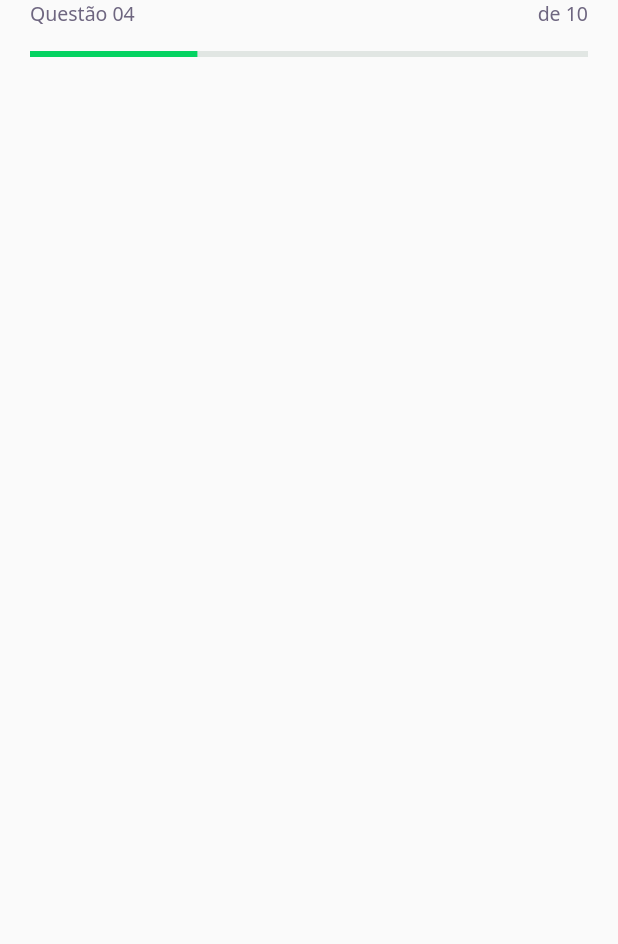
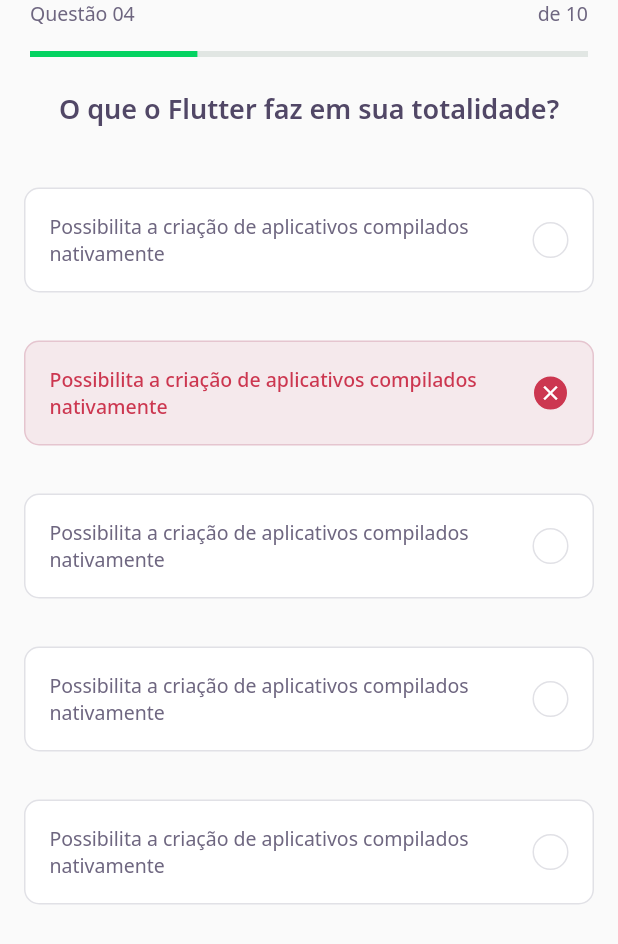
Before and after one commit to j-rdel/nlw05-devquiz, a Flutter app: the screen it shows after launch, on a phone screen of 412 x 824 dp. Shown: the top 944 px of the screen. Run offline on Flutter 3.47's test engine with Material 2 defaults, Android fonts, the phone set to English and light mode, and no system bars; our stand-ins replace google_fonts.

Commit message:
Criando widget quiz e answer

```diff
--- a/lib/chalange/challange_page.dart
+++ b/lib/chalange/challange_page.dart
@@ -1,4 +1,5 @@
 import 'package:DevQuiz/chalange/widgets/question_indicator/question_indicator_widget.dart';
+import 'package:DevQuiz/chalange/widgets/quiz/quis_widget.dart';
 import 'package:flutter/material.dart';
 
 class ChallangePage extends StatefulWidget {
@@ -12,9 +13,9 @@
   @override
   Widget build(BuildContext context) {
     return Scaffold(
-      appBar: PreferredSize(
-          preferredSize: Size.fromHeight(60),
-          child: SafeArea(child: QuestionIndicatorWidget())),
-    );
+        appBar: PreferredSize(
+            preferredSize: Size.fromHeight(60),
+            child: SafeArea(child: QuestionIndicatorWidget())),
+        body: QuizWidget(title: "O que o Flutter faz em sua totalidade?"));
   }
 }
--- /dev/null
+++ b/lib/chalange/widgets/answer/answer_widget.dart
@@ -0,0 +1,67 @@
+import 'package:DevQuiz/core/app_colors.dart';
+import 'package:DevQuiz/core/app_text_styles.dart';
+import 'package:flutter/material.dart';
+
+class AnswerWidget extends StatelessWidget {
+  final String title;
+  final bool isRight;
+  final bool isSelected;
+  const AnswerWidget(
+      {Key? key,
+      required this.title,
+      this.isRight = false,
+      this.isSelected = false})
+      : super(key: key);
+
+  Color get _selectedColorRight =>
+      isRight ? AppColors.darkGreen : AppColors.darkRed;
+  Color get _selectedBorderRight =>
+      isRight ? AppColors.lightGreen : AppColors.lightRed;
+  Color get _selectedColorCardRight =>
+      isRight ? AppColors.lightGreen : AppColors.lightRed;
+  Color get _selectedBorderCardRight =>
+      isRight ? AppColors.green : AppColors.red;
+  TextStyle get _selectedTextStyleRight =>
+      isRight ? AppTextStyles.bodyDarkGreen : AppTextStyles.bodyDarkRed;
+  IconData get _selectedIconRight => isRight ? Icons.check : Icons.close;
+
+  @override
+  Widget build(BuildContext context) {
+    return Padding(
+      padding: const EdgeInsets.all(16),
+      child: Container(
+          padding: EdgeInsets.all(16),
+          decoration: BoxDecoration(
+              color: isSelected ? _selectedColorCardRight : AppColors.white,
+              borderRadius: BorderRadius.circular(10),
+              border: Border.fromBorderSide(BorderSide(
+                  color: isSelected
+                      ? _selectedBorderCardRight
+                      : AppColors.border))),
+          child: Row(
+            mainAxisAlignment: MainAxisAlignment.spaceBetween,
+            children: [
+              Expanded(
+                  child: Text(title,
+                      style: isSelected
+                          ? _selectedTextStyleRight
+                          : AppTextStyles.body)),
+              Container(
+                  width: 24,
+                  height: 24,
+                  decoration: BoxDecoration(
+                      color: isSelected ? _selectedColorRight : AppColors.white,
+                      borderRadius: BorderRadius.circular(500),
+                      border: Border.fromBorderSide(BorderSide(
+                          color: isSelected
+                              ? _selectedBorderRight
+                              : AppColors.border))),
+                  child: isSelected
+                      ? Icon(_selectedIconRight,
+                          size: 16, color: AppColors.white)
+                      : null)
+            ],
+          )),
+    );
+  }
+}
--- /dev/null
+++ b/lib/chalange/widgets/quiz/quis_widget.dart
@@ -0,0 +1,36 @@
+import 'package:DevQuiz/chalange/widgets/answer/answer_widget.dart';
+import 'package:DevQuiz/core/app_text_styles.dart';
+import 'package:flutter/material.dart';
+
+class QuizWidget extends StatelessWidget {
+  final String title;
+  const QuizWidget({Key? key, required this.title}) : super(key: key);
+
+  @override
+  Widget build(BuildContext context) {
+    return Container(
+        child: Column(
+      children: [
+        Text(title, style: AppTextStyles.heading),
+        SizedBox(height: 24),
+        AnswerWidget(
+            isRight: true,
+            title:
+                "Possibilita a criação de aplicativos compilados nativamente"),
+        AnswerWidget(
+            isSelected: true,
+            title:
+                "Possibilita a criação de aplicativos compilados nativamente"),
+        AnswerWidget(
+            title:
+                "Possibilita a criação de aplicativos compilados nativamente"),
+        AnswerWidget(
+            title:
+                "Possibilita a criação de aplicativos compilados nativamente"),
+        AnswerWidget(
+            title:
+                "Possibilita a criação de aplicativos compilados nativamente")
+      ],
+    ));
+  }
+}
```
